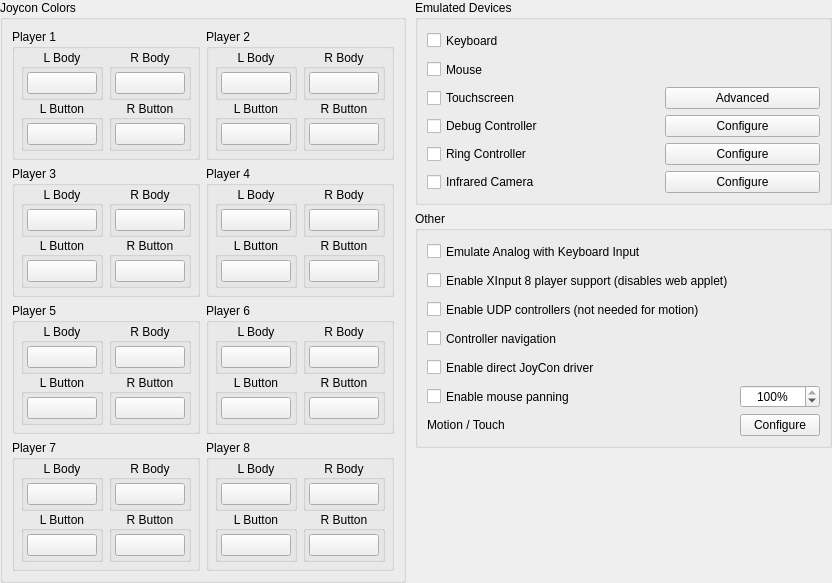
First picture: the form in src/yuzu/configuration/configure_input_advanced.ui, repository Kryptuq/Yuzu-Early-Access-files, before the edit.
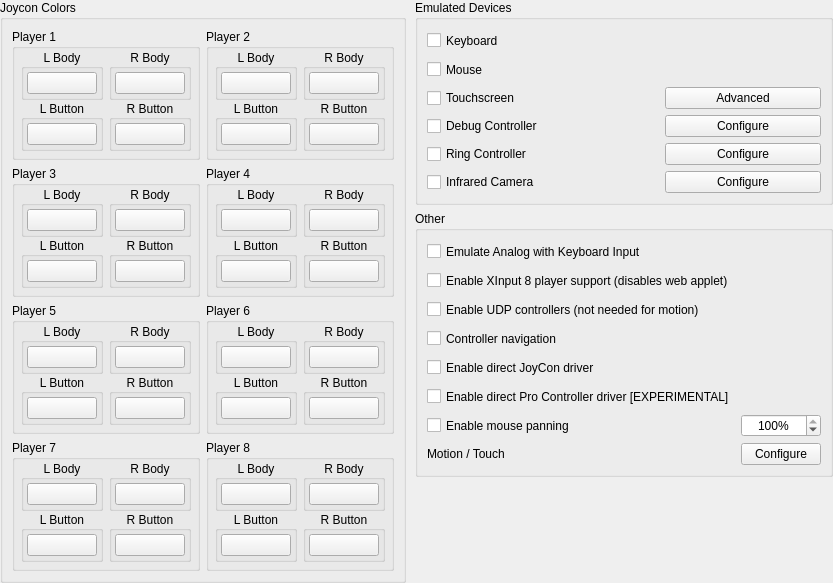
Second picture: the form after the edit.

What changed in the file:
```diff
--- a/src/yuzu/configuration/configure_input_advanced.ui
+++ b/src/yuzu/configuration/configure_input_advanced.ui
@@ -2712,6 +2712,22 @@
                      </widget>
                    </item>
                    <item row="6" column="0">
+                      <widget class="QCheckBox" name="enable_procon_driver">
+                       <property name="toolTip">
+                         <string>Requires restarting yuzu</string>
+                       </property>
+                       <property name="minimumSize">
+                         <size>
+                           <width>0</width>
+                           <height>23</height>
+                         </size>
+                       </property>
+                       <property name="text">
+                         <string>Enable direct Pro Controller driver [EXPERIMENTAL]</string>
+                       </property>
+                     </widget>
+                   </item>
+                   <item row="7" column="0">
                      <widget class="QCheckBox" name="mouse_panning">
                        <property name="minimumSize">
                          <size>
@@ -2724,7 +2740,7 @@
                        </property>
                      </widget>
                    </item>
-                   <item row="6" column="2">
+                   <item row="7" column="2">
                      <widget class="QSpinBox" name="mouse_panning_sensitivity">
                        <property name="toolTip">
                          <string>Mouse sensitivity</string>
@@ -2746,14 +2762,14 @@
                        </property>
                      </widget>
                    </item>
-                   <item row="7" column="0">
+                   <item row="8" column="0">
                      <widget class="QLabel" name="motion_touch">
                        <property name="text">
                          <string>Motion / Touch</string>
                        </property>
                      </widget>
                    </item>
-                   <item row="7" column="2">
+                   <item row="8" column="2">
                      <widget class="QPushButton" name="buttonMotionTouch">
                        <property name="text">
                          <string>Configure</string>
```
